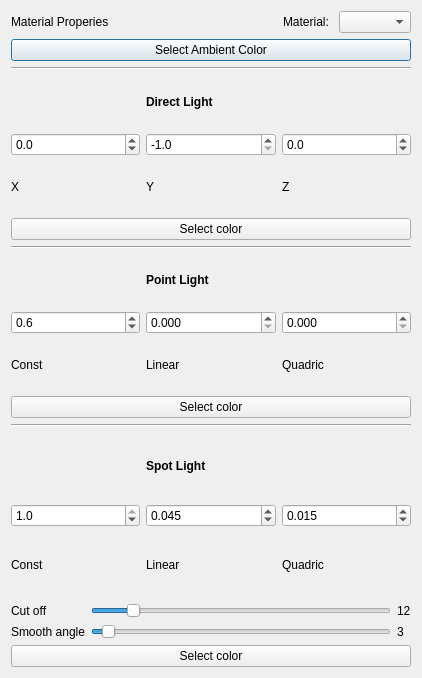
This is problem_5_6/dialog.ui in goglom/TreeGenerator as Qt 5 draws it before an edit. The edited form follows.
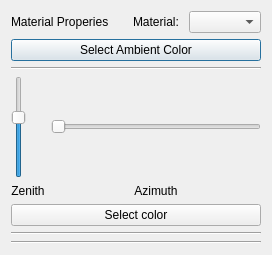
This is the edited form.

Diff of the .ui file:
```diff
--- a/problem_5_6/dialog.ui
+++ b/problem_5_6/dialog.ui
@@ -6,8 +6,8 @@
    <rect>
     <x>0</x>
     <y>0</y>
-    <width>422</width>
-    <height>678</height>
+    <width>272</width>
+    <height>255</height>
    </rect>
   </property>
   <property name="windowTitle">
@@ -85,88 +85,43 @@
     <layout class="QVBoxLayout" name="verticalLayout_2">
      <item>
       <layout class="QGridLayout" name="gridLayout_2">
-       <item row="2" column="2">
-        <widget class="QLabel" name="label_3">
-         <property name="text">
-          <string>Z</string>
-         </property>
-        </widget>
-       </item>
-       <item row="1" column="0">
-        <widget class="QDoubleSpinBox" name="DirLightXSpinBox">
-         <property name="decimals">
-          <number>1</number>
-         </property>
-         <property name="minimum">
-          <double>-1.000000000000000</double>
-         </property>
-         <property name="maximum">
-          <double>1.000000000000000</double>
-         </property>
-         <property name="singleStep">
-          <double>0.100000000000000</double>
-         </property>
-        </widget>
-       </item>
-       <item row="1" column="1">
-        <widget class="QDoubleSpinBox" name="DirLightYSpinBox">
-         <property name="decimals">
-          <number>1</number>
-         </property>
-         <property name="minimum">
-          <double>-1.000000000000000</double>
-         </property>
-         <property name="maximum">
-          <double>1.000000000000000</double>
-         </property>
-         <property name="singleStep">
-          <double>0.100000000000000</double>
-         </property>
+       <item row="0" column="1">
+        <widget class="QSlider" name="AzimuthSlider">
          <property name="value">
-          <double>-1.000000000000000</double>
+          <number>0</number>
+         </property>
+         <property name="orientation">
+          <enum>Qt::Horizontal</enum>
          </property>
         </widget>
        </item>
-       <item row="2" column="0">
+       <item row="1" column="0">
         <widget class="QLabel" name="label">
          <property name="text">
-          <string>X</string>
+          <string>Zenith</string>
          </property>
+         <property name="alignment">
+          <set>Qt::AlignCenter</set>
+         </property>
         </widget>
        </item>
-       <item row="1" column="2">
-        <widget class="QDoubleSpinBox" name="DirLightZSpinBox">
-         <property name="decimals">
-          <number>1</number>
+       <item row="0" column="0">
+        <widget class="QSlider" name="ZenithSlider">
+         <property name="value">
+          <number>60</number>
          </property>
-         <property name="minimum">
-          <double>-1.000000000000000</double>
+         <property name="orientation">
+          <enum>Qt::Vertical</enum>
          </property>
-         <property name="maximum">
-          <double>1.000000000000000</double>
-         </property>
-         <property name="singleStep">
-          <double>0.100000000000000</double>
-         </property>
         </widget>
        </item>
-       <item row="2" column="1">
+       <item row="1" column="1">
         <widget class="QLabel" name="label_2">
          <property name="text">
-          <string>Y</string>
+          <string>Azimuth</string>
          </property>
-        </widget>
-       </item>
-       <item row="0" column="1">
-        <widget class="QLabel" name="DirLightLabel">
-         <property name="styleSheet">
-          <string notr="true">QLabel{
-	color : rgb(0, 0, 0);
-	font-weight : bold;
-}</string>
-         </property>
-         <property name="text">
-          <string>Direct Light</string>
+         <property name="alignment">
+          <set>Qt::AlignCenter</set>
          </property>
         </widget>
        </item>
@@ -188,112 +143,6 @@
      </property>
     </widget>
    </item>
-   <item>
-    <layout class="QVBoxLayout" name="verticalLayout_3">
-     <item>
-      <layout class="QGridLayout" name="gridLayout_3">
-       <item row="2" column="2">
-        <widget class="QLabel" name="label_6">
-         <property name="text">
-          <string>Quadric</string>
-         </property>
-        </widget>
-       </item>
-       <item row="1" column="0">
-        <widget class="QDoubleSpinBox" name="PointLightConstSpinBox">
-         <property name="decimals">
-          <number>1</number>
-         </property>
-         <property name="minimum">
-          <double>0.100000000000000</double>
-         </property>
-         <property name="maximum">
-          <double>1.000000000000000</double>
-         </property>
-         <property name="singleStep">
-          <double>0.100000000000000</double>
-         </property>
-         <property name="value">
-          <double>0.600000000000000</double>
-         </property>
-        </widget>
-       </item>
-       <item row="1" column="2">
-        <widget class="QDoubleSpinBox" name="PointLightQuadSpinBox">
-         <property name="decimals">
-          <number>3</number>
-         </property>
-         <property name="minimum">
-          <double>0.000000000000000</double>
-         </property>
-         <property name="maximum">
-          <double>1.000000000000000</double>
-         </property>
-         <property name="singleStep">
-          <double>0.005000000000000</double>
-         </property>
-         <property name="value">
-          <double>0.000000000000000</double>
-         </property>
-        </widget>
-       </item>
-       <item row="2" column="0">
-        <widget class="QLabel" name="label_7">
-         <property name="text">
-          <string>Const</string>
-         </property>
-        </widget>
-       </item>
-       <item row="1" column="1">
-        <widget class="QDoubleSpinBox" name="PointLightLinSpinBox">
-         <property name="decimals">
-          <number>3</number>
-         </property>
-         <property name="minimum">
-          <double>0.000000000000000</double>
-         </property>
-         <property name="maximum">
-          <double>0.100000000000000</double>
-         </property>
-         <property name="singleStep">
-          <double>0.005000000000000</double>
-         </property>
-         <property name="value">
-          <double>0.000000000000000</double>
-         </property>
-        </widget>
-       </item>
-       <item row="2" column="1">
-        <widget class="QLabel" name="label_8">
-         <property name="text">
-          <string>Linear</string>
-         </property>
-        </widget>
-       </item>
-       <item row="0" column="1">
-        <widget class="QLabel" name="PointLightLabel">
-         <property name="styleSheet">
-          <string notr="true">QLabel{
-	color : rgb(0, 0, 0);
-	font-weight : bold;
-}</string>
-         </property>
-         <property name="text">
-          <string>Point Light</string>
-         </property>
-        </widget>
-       </item>
-      </layout>
-     </item>
-     <item>
-      <widget class="QPushButton" name="PointLightColorButton">
-       <property name="text">
-        <string>Select color</string>
-       </property>
-      </widget>
-     </item>
-    </layout>
-   </item>
    <item>
     <widget class="Line" name="line">
      <property name="orientation">
@@ -301,172 +150,6 @@
      </property>
     </widget>
    </item>
-   <item>
-    <layout class="QGridLayout" name="gridLayout_4">
-     <item row="1" column="0">
-      <widget class="QDoubleSpinBox" name="SpotLightConstSpinBox">
-       <property name="decimals">
-        <number>1</number>
-       </property>
-       <property name="minimum">
-        <double>0.100000000000000</double>
-       </property>
-       <property name="maximum">
-        <double>1.000000000000000</double>
-       </property>
-       <property name="singleStep">
-        <double>0.100000000000000</double>
-       </property>
-       <property name="value">
-        <double>1.000000000000000</double>
-       </property>
-      </widget>
-     </item>
-     <item row="1" column="2">
-      <widget class="QDoubleSpinBox" name="SpotLightQuadSpinBox">
-       <property name="decimals">
-        <number>3</number>
-       </property>
-       <property name="minimum">
-        <double>0.000000000000000</double>
-       </property>
-       <property name="maximum">
-        <double>1.000000000000000</double>
-       </property>
-       <property name="singleStep">
-        <double>0.005000000000000</double>
-       </property>
-       <property name="value">
-        <double>0.015000000000000</double>
-       </property>
-      </widget>
-     </item>
-     <item row="1" column="1">
-      <widget class="QDoubleSpinBox" name="SpotLightLinSpinBox">
-       <property name="decimals">
-        <number>3</number>
-       </property>
-       <property name="minimum">
-        <double>0.000000000000000</double>
-       </property>
-       <property name="maximum">
-        <double>0.100000000000000</double>
-       </property>
-       <property name="singleStep">
-        <double>0.005000000000000</double>
-       </property>
-       <property name="value">
-        <double>0.045000000000000</double>
-       </property>
-      </widget>
-     </item>
-     <item row="2" column="1">
-      <widget class="QLabel" name="label_10">
-       <property name="text">
-        <string>Linear</string>
-       </property>
-      </widget>
-     </item>
-     <item row="2" column="0">
-      <widget class="QLabel" name="label_11">
-       <property name="text">
-        <string>Const</string>
-       </property>
-      </widget>
-     </item>
-     <item row="2" column="2">
-      <widget class="QLabel" name="label_9">
-       <property name="text">
-        <string>Quadric</string>
-       </property>
-      </widget>
-     </item>
-     <item row="0" column="1">
-      <widget class="QLabel" name="SpotLightLabel">
-       <property name="styleSheet">
-        <string notr="true">QLabel{
-	color : rgb(0, 0, 0);
-	font-weight : bold;
-}</string>
-       </property>
-       <property name="text">
-        <string>Spot Light</string>
-       </property>
-      </widget>
-     </item>
-    </layout>
-   </item>
-   <item>
-    <layout class="QGridLayout" name="gridLayout_5">
-     <item row="0" column="2">
-      <widget class="QLabel" name="CutOffVal">
-       <property name="text">
-        <string>12</string>
-       </property>
-      </widget>
-     </item>
-     <item row="0" column="0">
-      <widget class="QLabel" name="label_4">
-       <property name="text">
-        <string>Cut off</string>
-       </property>
-      </widget>
-     </item>
-     <item row="0" column="1">
-      <widget class="QSlider" name="CutOffSlider">
-       <property name="minimum">
-        <number>1</number>
-       </property>
-       <property name="maximum">
-        <number>90</number>
-       </property>
-       <property name="value">
-        <number>12</number>
-       </property>
-       <property name="orientation">
-        <enum>Qt::Horizontal</enum>
-       </property>
-      </widget>
-     </item>
-     <item row="1" column="1">
-      <widget class="QSlider" name="OuterCutOffSlider">
-       <property name="minimum">
-        <number>0</number>
-       </property>
-       <property name="maximum">
-        <number>90</number>
-       </property>
-       <property name="value">
-        <number>3</number>
-       </property>
-       <property name="orientation">
-        <enum>Qt::Horizontal</enum>
-       </property>
-      </widget>
-     </item>
-     <item row="1" column="0">
-      <widget class="QLabel" name="label_12">
-       <property name="text">
-        <string>Smooth angle</string>
-       </property>
-      </widget>
-     </item>
-     <item row="1" column="2">
-      <widget class="QLabel" name="OuterCutOffVal">
-       <property name="text">
-        <string>3</string>
-       </property>
-      </widget>
-     </item>
-    </layout>
-   </item>
-   <item>
-    <widget class="QPushButton" name="SpotLightColorButton">
-     <property name="text">
-      <string>Select color</string>
-     </property>
-    </widget>
-   </item>
   </layout>
  </widget>
  <resources/>
```
Left out of the diff: 35 changed lines with no effect on the pictures.
